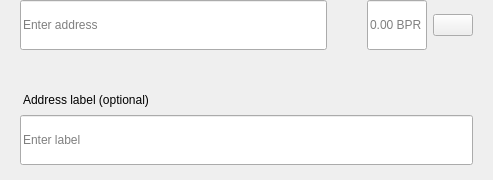
Above: src/qt/Sombe_/Sombe/forms/sendmultirow.ui from unixteam2020/po before the change. Below: the same form after it.
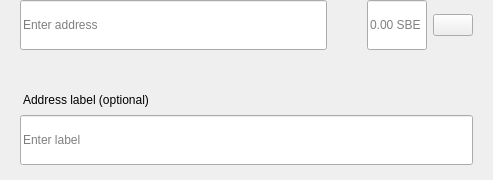
That is the form after the change.

Diff of the .ui file:
```diff
--- a/src/qt/Sombe_/Sombe/forms/sendmultirow.ui
+++ b/src/qt/Sombe_/Sombe/forms/sendmultirow.ui
@@ -198,7 +198,7 @@
            <set>Qt::AlignLeading|Qt::AlignLeft|Qt::AlignVCenter</set>
           </property>
           <property name="placeholderText">
-           <string notr="true">0.00 BPR</string>
+           <string notr="true">0.00 SBE</string>
           </property>
          </widget>
         </item>
```
